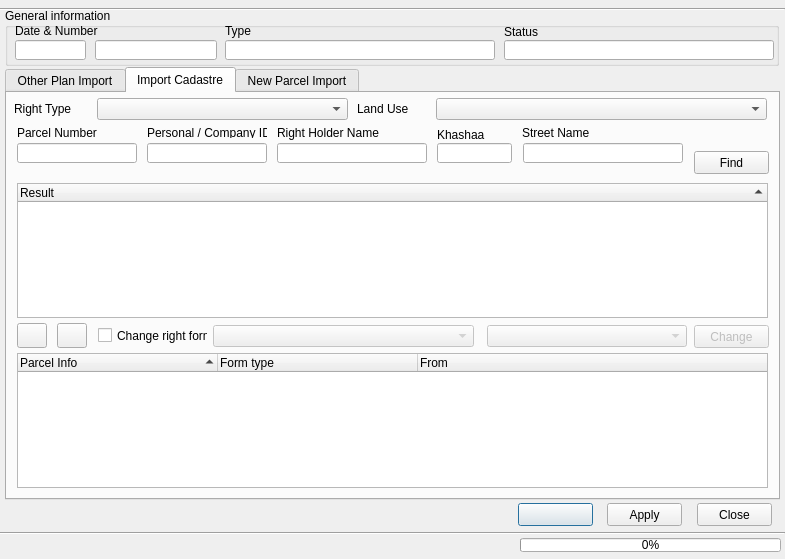
First picture: the form in view/PlanCaseDialog.ui, repository teamlm2/lm2_mgis, before the edit.
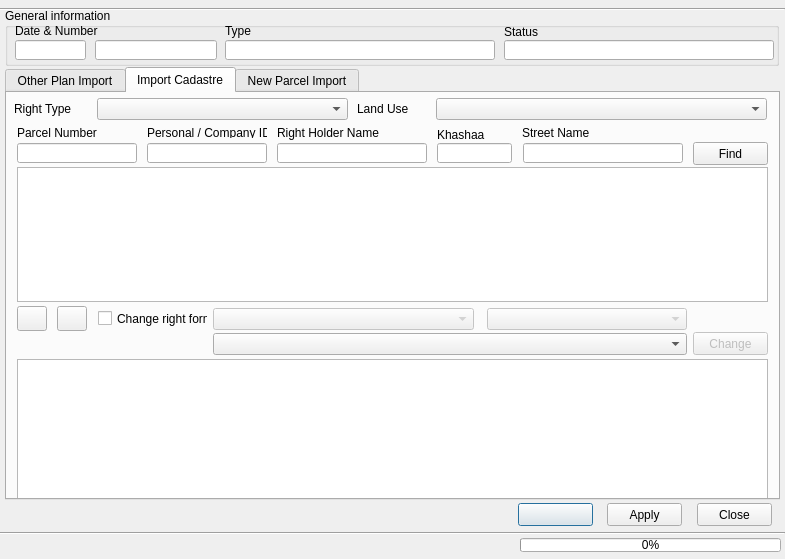
Second picture: the form after the edit. The open tabs and pages were chosen to show the change. Icons and pictures are not drawn.

```diff
--- a/view/PlanCaseDialog.ui
+++ b/view/PlanCaseDialog.ui
@@ -626,8 +626,8 @@
      </property>
      <property name="geometry">
       <rect>
-       <x>687</x>
-       <y>232</y>
+       <x>686</x>
+       <y>239</y>
        <width>75</width>
        <height>23</height>
       </rect>
@@ -640,7 +640,7 @@
      <property name="geometry">
       <rect>
        <x>10</x>
-       <y>230</y>
+       <y>213</y>
        <width>30</width>
        <height>25</height>
       </rect>
@@ -657,7 +657,7 @@
      <property name="geometry">
       <rect>
        <x>91</x>
-       <y>234</y>
+       <y>217</y>
        <width>110</width>
        <height>17</height>
       </rect>
@@ -666,39 +666,15 @@
       <string>Change right form</string>
      </property>
     </widget>
-    <widget class="QTreeWidget" name="cadastre_current_tree_widget">
+    <widget class="QTableWidget" name="cadastre_current_twidget">
      <property name="geometry">
       <rect>
        <x>10</x>
-       <y>260</y>
+       <y>266</y>
        <width>751</width>
-       <height>135</height>
+       <height>140</height>
       </rect>
      </property>
-     <property name="sortingEnabled">
-      <bool>true</bool>
-     </property>
-     <property name="wordWrap">
-      <bool>true</bool>
-     </property>
-     <attribute name="headerDefaultSectionSize">
-      <number>200</number>
-     </attribute>
-     <column>
-      <property name="text">
-       <string>Parcel Info</string>
-      </property>
-     </column>
-     <column>
-      <property name="text">
-       <string>Form type</string>
-      </property>
-     </column>
-     <column>
-      <property name="text">
-       <string>From</string>
-      </property>
-     </column>
     </widget>
     <widget class="QComboBox" name="cadastre_form_type_change_cbox">
      <property name="enabled">
@@ -707,7 +683,7 @@
      <property name="geometry">
       <rect>
        <x>206</x>
-       <y>232</y>
+       <y>215</y>
        <width>261</width>
        <height>22</height>
       </rect>
@@ -717,7 +693,7 @@
      <property name="geometry">
       <rect>
        <x>50</x>
-       <y>230</y>
+       <y>213</y>
        <width>30</width>
        <height>25</height>
       </rect>
@@ -730,32 +706,21 @@
        <normaloff>:/plugins/lm2/up_button.png</normaloff>:/plugins/lm2/up_button.png</iconset>
      </property>
     </widget>
-    <widget class="QTreeWidget" name="cadastre_tree_widget">
+    <widget class="QTableWidget" name="cadastre_twidget">
      <property name="geometry">
       <rect>
        <x>10</x>
-       <y>90</y>
+       <y>74</y>
        <width>751</width>
        <height>135</height>
       </rect>
      </property>
-     <property name="sortingEnabled">
-      <bool>true</bool>
-     </property>
-     <property name="wordWrap">
-      <bool>true</bool>
-     </property>
-     <column>
-      <property name="text">
-       <string>Result</string>
-      </property>
-     </column>
     </widget>
     <widget class="QPushButton" name="find_button_2">
      <property name="geometry">
       <rect>
-       <x>687</x>
-       <y>58</y>
+       <x>686</x>
+       <y>49</y>
        <width>75</width>
        <height>23</height>
       </rect>
@@ -771,12 +736,25 @@
      <property name="geometry">
       <rect>
        <x>480</x>
-       <y>232</y>
+       <y>215</y>
        <width>200</width>
        <height>22</height>
       </rect>
      </property>
     </widget>
+    <widget class="QComboBox" name="cad_process_type_cbox">
+     <property name="enabled">
+      <bool>true</bool>
+     </property>
+     <property name="geometry">
+      <rect>
+       <x>206</x>
+       <y>240</y>
+       <width>474</width>
+       <height>22</height>
+      </rect>
+     </property>
+    </widget>
    </widget>
    <widget class="QWidget" name="tab">
     <attribute name="title">
```
Left out of the diff: 25 changed lines with no effect on the pictures.
